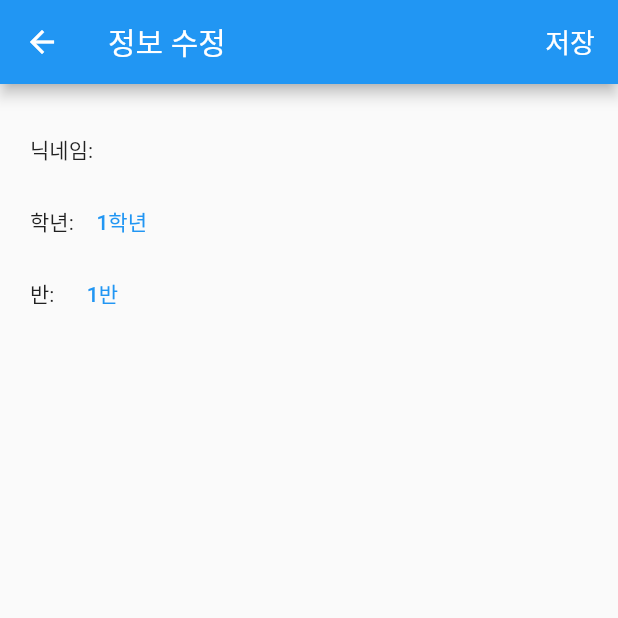
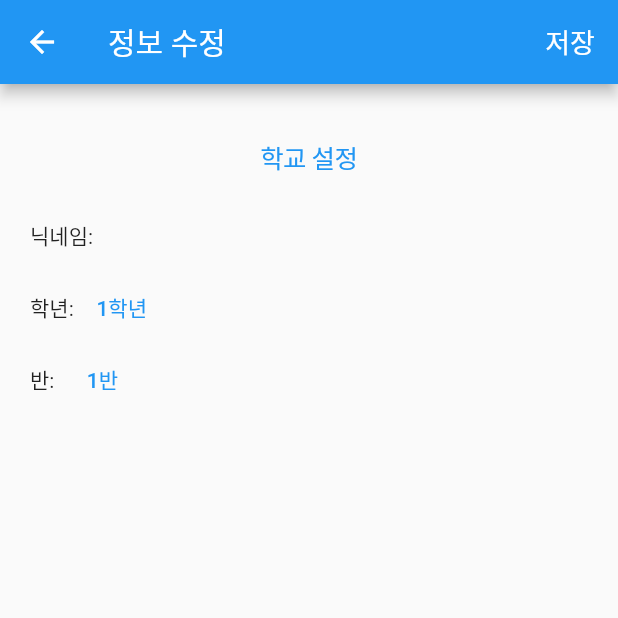
Before and after one commit to oyc0401/pubuk, a Flutter app: the setting screen opened directly, on a phone screen of 412 x 824 dp, the top half of it. Run offline on Flutter 3.47's test engine with Material 2 defaults, Android fonts, the phone set to English and light mode, and no system bars; our stand-ins replace cloud_firestore, firebase_auth, firebase_core, pull_to_refresh, shared_preferences; missing offline and left inert: ntp, select_dialog; accounts and stored records are empty; network calls fail.

Commit message:
시간표 연동

```diff
--- a/lib/DB/UserData.dart
+++ b/lib/DB/UserData.dart
@@ -5,6 +5,9 @@ class UserData {
   String _auth = "";
   int _Grade = 1;
   int _Class = 1;
+  String _CityCode="J10";
+  String _schoolName="고등학교";
+  String _schoolLevel="고";
   int _SchoolCode = 13;
 
   UserData({
@@ -13,6 +16,7 @@ class UserData {
     required String auth,
     required int Grade,
     required int Class,
+    required String CityCode,
     required int SchoolCode,
   }) {
     _uid = uid;
@@ -20,6 +24,7 @@ class UserData {
     _auth = auth;
     _Grade = Grade;
     _Class = Class;
+    _CityCode=CityCode;
     _SchoolCode = SchoolCode;
   }
 
@@ -37,6 +42,8 @@ class UserData {
 
   String getAuth() => _auth;
 
+  String getCityCode()=>_CityCode;
+
   setGrade(int Grade) => _Grade=Grade;
   setClass(int Class) => _Class=Class;
   setSchoolCode(int SchoolCode) => _SchoolCode=SchoolCode;
@@ -51,6 +58,7 @@ class UserData {
         auth: 'guest',
         Grade: 1,
         Class: 1,
+        CityCode: "J10",
         SchoolCode: 7530072);
   }
   factory UserData.noData() {
@@ -60,6 +68,7 @@ class UserData {
         auth: '',
         Grade: 1,
         Class: 1,
+        CityCode: "J10",
         SchoolCode: 7530072);
   }
 }
--- a/lib/DB/saveKey.dart
+++ b/lib/DB/saveKey.dart
@@ -1,4 +1,3 @@
-
 import 'package:shared_preferences/shared_preferences.dart';
 
 import 'UserData.dart';
@@ -17,6 +16,7 @@ class SaveKey {
   UserData getUserData() {
     int Grade = prefs.getInt('Grade') ?? 1;
     int Class = prefs.getInt('Class') ?? 1;
+    String CityCode = prefs.getString('CityCode') ?? "J10";
     int SchoolCode = prefs.getInt('SchoolCode') ?? 7530072;
     String uid = prefs.getString('ID') ?? '게스트id';
     String nickname = prefs.getString('Nickname') ?? '게스트';
@@ -28,6 +28,7 @@ class SaveKey {
         auth: auth,
         Grade: Grade,
         Class: Class,
+        CityCode: CityCode,
         SchoolCode: SchoolCode);
   }
 
@@ -42,7 +43,7 @@ class SaveKey {
     print('saveKey: 유저 값 저장');
   }
 
-  setUserData(UserData userData){
+  setUserData(UserData userData) {
     setUid(userData.getUid());
     setNickName(userData.getNickName());
     setAuth(userData.getAuth());
@@ -59,12 +60,10 @@ class SaveKey {
     print('saveKey: 게스트가 되었습니다.');
   }
 
-
-
-
   printAll() {
     print(prefs.getKeys());
     print(prefs.get('ID'));
+    print(prefs.get('SchoolCode'));
     print(prefs.get('Grade'));
     print(prefs.get('Class'));
     print(prefs.get('Nickname'));
@@ -75,6 +74,8 @@ class SaveKey {
 
   setClass(int Class) => prefs.setInt('Class', Class);
 
+  setCityCode(String CityCode)=>prefs.setString("CityCode", CityCode);
+
   setSchoolCode(int SchoolCode) => prefs.setInt('SchoolCode', SchoolCode);
 
   setUid(String uid) => prefs.setString('ID', uid);
--- a/lib/main.dart
+++ b/lib/main.dart
@@ -30,8 +30,8 @@ class MyApp extends StatelessWidget {
       theme: ThemeData(
         primarySwatch: Colors.blue,
       ),
-      //home: const MyHomePage(title: '학교'),
-      home: const findSchool(),
+      home: const MyHomePage(title: '학교'),
+      //home: const findSchool(),
       //home: const myinfo(),
     );
   }
--- a/lib/page/Profile/setting.dart
+++ b/lib/page/Profile/setting.dart
@@ -2,6 +2,7 @@ import 'package:cloud_firestore/cloud_firestore.dart';
 import 'package:firebase_auth/firebase_auth.dart';
 import 'package:flutter/cupertino.dart';
 import 'package:flutter/material.dart';
+import 'package:flutterschool/page/Profile/findschool.dart';
 
 import 'package:select_dialog/select_dialog.dart';
 
@@ -88,6 +89,7 @@ class _settingState extends State<setting> {
     }
     return Column(
       children: [
+        schoolSection(),
         nicknameSection(),
         gradeSection(),
         classSection(),
@@ -119,6 +121,14 @@ class _settingState extends State<setting> {
           ),
         )
       ],
+    );
+  }
+
+
+  Widget schoolSection() {
+    return CupertinoButton(
+      child: Text("학교 설정"),
+      onPressed: NavigateFindSchool,
     );
   }
 
@@ -164,6 +174,7 @@ class _settingState extends State<setting> {
     );
   }
 
+
   Future<void> Save(UserData myUserData) async {
     SaveKey key = await SaveKey.Instance();
     key.setUserData(myUserData);
@@ -180,6 +191,15 @@ class _settingState extends State<setting> {
     // }).catchError((error) => print("Failed to change Class: $error"));
 
     Navigator.of(context).pop('complete');
+  }
+
+  void NavigateFindSchool() {
+    Navigator.push(
+      context,
+      CupertinoPageRoute(
+        builder: (context) => const findSchool(),
+      ),
+    );
   }
 
   Future<void> changeGrade() async {
```
Also changed, not shown: lib/page/Home/lunch.dart (+11 -11 lines), lib/page/Home/timetable.dart (+15 -10 lines), lib/page/Profile/findschool.dart (+7 -4 lines).
